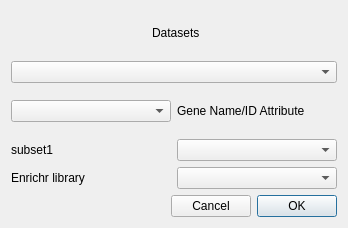
This is glue_single_cell/qt/gsea.ui in gluesolutions/glue-single-cell as Qt 5 draws it before an edit. The edited form follows.
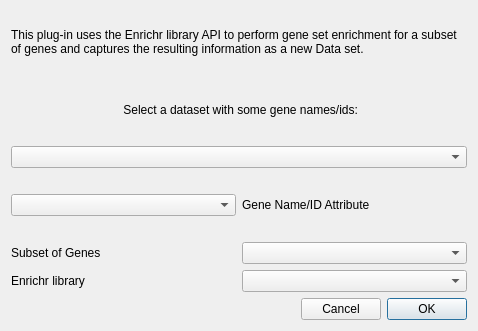
This is the edited form.

Commit message: Improve Enrichr UI and save/restore

```diff
--- a/glue_single_cell/qt/gsea.ui
+++ b/glue_single_cell/qt/gsea.ui
@@ -6,15 +6,15 @@
    <rect>
     <x>0</x>
     <y>0</y>
-    <width>348</width>
-    <height>228</height>
+    <width>478</width>
+    <height>331</height>
    </rect>
   </property>
   <property name="windowTitle">
    <string>Enrich Gene Set</string>
   </property>
   <layout class="QGridLayout" name="gridLayout">
-   <item row="4" column="0">
+   <item row="5" column="0">
     <layout class="QHBoxLayout" name="horizontalLayout_9">
      <item>
       <widget class="QLabel" name="label_10">
@@ -32,7 +32,7 @@
      </item>
     </layout>
    </item>
-   <item row="5" column="0">
+   <item row="6" column="0">
     <layout class="QHBoxLayout" name="horizontalLayout_6">
      <item>
       <spacer name="horizontalSpacer">
@@ -66,29 +66,29 @@
      </item>
     </layout>
    </item>
-   <item row="0" column="0">
+   <item row="1" column="0">
     <widget class="QLabel" name="label_5">
      <property name="text">
-      <string> Datasets</string>
+      <string> Select a dataset with some gene names/ids:</string>
      </property>
      <property name="alignment">
       <set>Qt::AlignCenter</set>
      </property>
     </widget>
    </item>
-   <item row="1" column="0">
+   <item row="2" column="0">
     <widget class="QComboBox" name="combosel_data">
      <property name="sizeAdjustPolicy">
       <enum>QComboBox::AdjustToMinimumContentsLength</enum>
      </property>
     </widget>
    </item>
-   <item row="3" column="0">
+   <item row="4" column="0">
     <layout class="QHBoxLayout" name="horizontalLayout_7">
      <item>
       <widget class="QLabel" name="label_8">
        <property name="text">
-        <string>subset1</string>
+        <string>Subset of Genes</string>
        </property>
       </widget>
      </item>
@@ -101,7 +101,7 @@
      </item>
     </layout>
    </item>
-   <item row="2" column="0">
+   <item row="3" column="0">
     <layout class="QHBoxLayout" name="horizontalLayout_11">
      <item>
       <widget class="QComboBox" name="combosel_gene_att">
@@ -119,6 +119,16 @@
      </item>
     </layout>
    </item>
+   <item row="0" column="0">
+    <widget class="QLabel" name="label">
+     <property name="text">
+      <string>This plug-in uses the Enrichr library API to perform gene set enrichment for a subset of genes and captures the resulting information as a new Data set.</string>
+     </property>
+     <property name="wordWrap">
+      <bool>true</bool>
+     </property>
+    </widget>
+   </item>
   </layout>
  </widget>
  <resources/>
```
The commit also changes 3 other files.
